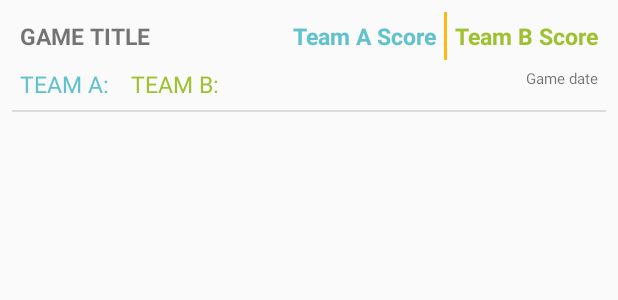
After one commit to manjushachava1/BasketballCounter, an Android app: the layout list_item_game.xml on its own in the app's theme, with its tools: preview values and no code run, on a phone screen of 412 x 824 dp. The commit adds this screen. Shown: the top 300 px of the screen. Run offline under Robolectric (Android 15) with nearby library versions, the phone set to English and light mode, and no system bars.

Commit message:
Part 3 done. RecyclerView in Fragment for listing items in ListView

```diff
--- a/app/build.gradle
+++ b/app/build.gradle
@@ -31,6 +31,9 @@ dependencies {
     implementation 'androidx.appcompat:appcompat:1.1.0'
     implementation 'androidx.constraintlayout:constraintlayout:1.1.3'
     implementation 'androidx.lifecycle:lifecycle-viewmodel-ktx:2.2.0'
+    implementation 'androidx.legacy:legacy-support-v4:1.0.0'
+    implementation 'androidx.recyclerview:recyclerview:1.0.0'
+    implementation 'androidx.lifecycle:lifecycle-extensions:2.0.0'
     testImplementation 'junit:junit:4.12'
     androidTestImplementation 'androidx.test.ext:junit:1.1.1'
     androidTestImplementation 'androidx.test.espresso:espresso-core:3.2.0'
--- a/app/src/main/AndroidManifest.xml
+++ b/app/src/main/AndroidManifest.xml
@@ -9,7 +9,8 @@
         android:roundIcon="@mipmap/ic_launcher_round"
         android:supportsRtl="true"
         android:theme="@style/Theme.AppCompat.Light">
-        <activity android:name=".SaveScores"></activity>
+        <activity android:name=".DisplayGames"></activity>
+        <activity android:name=".SaveScores" />
         <activity android:name=".MainActivity">
             <intent-filter>
                 <action android:name="android.intent.action.MAIN" />
--- a/app/src/main/java/com/example/myapplication/SaveScores.kt
+++ b/app/src/main/java/com/example/myapplication/SaveScores.kt
@@ -27,9 +27,7 @@ class SaveScores : AppCompatActivity() {
         resultA.text = "$teamAScore"
         resultB.text = "$teamBScore"
 
-        val toast = Toast.makeText(applicationContext, "Game Score Saved!", Toast.LENGTH_SHORT)
-        toast.setGravity(Gravity.BOTTOM,0,0)
-        toast.show()
+        val toast = Toast.makeText(applicationContext, "Game Score Saved!", Toast.LENGTH_SHORT).show()
         Log.d("TAG", "Showed 'Game Score Saved!' toast")
 
     }
--- /dev/null
+++ b/app/src/main/res/layout/fragment_game_list.xml
@@ -0,0 +1,6 @@
+<?xml version="1.0" encoding="utf-8"?>
+<androidx.recyclerview.widget.RecyclerView
+    xmlns:android="http://schemas.android.com/apk/res/android"
+    android:id="@+id/game_recycler_view"
+    android:layout_width="match_parent"
+    android:layout_height="match_parent"/>
--- /dev/null
+++ b/app/src/main/res/layout/list_item_game.xml
@@ -0,0 +1,125 @@
+<LinearLayout xmlns:android="http://schemas.android.com/apk/res/android"
+    android:layout_width="match_parent"
+    android:layout_height="wrap_content"
+    android:orientation="vertical"
+    android:padding="8dp">
+
+    <LinearLayout
+        android:layout_width="fill_parent"
+        android:layout_height="wrap_content"
+        android:orientation="horizontal">
+
+        <LinearLayout
+            android:layout_width="wrap_content"
+            android:layout_height="wrap_content"
+            android:layout_gravity="left"
+            android:gravity="left"
+            android:orientation="vertical">
+
+
+            <TextView
+                android:id="@+id/game_title"
+                android:layout_width="match_parent"
+                android:layout_height="wrap_content"
+                android:padding="5dp"
+                android:text="Game title"
+                android:textAllCaps="true"
+                android:textSize="15sp"
+                android:textStyle="bold" />
+
+            <LinearLayout
+                android:layout_width="wrap_content"
+                android:layout_height="wrap_content"
+                android:layout_gravity="right"
+                android:gravity="right"
+                android:orientation="horizontal">
+
+                <TextView
+                    android:id="@+id/game_teamA"
+                    android:layout_width="match_parent"
+                    android:layout_height="wrap_content"
+                    android:padding="5dp"
+                    android:text="Team A: "
+                    android:textColor="#62C2CC"
+                    android:textAllCaps="true"
+                    android:textSize="15sp" />
+
+                <TextView
+                    android:id="@+id/game_teamB"
+                    android:layout_width="match_parent"
+                    android:layout_height="wrap_content"
+                    android:padding="5dp"
+                    android:text="Team B: "
+                    android:textColor="#9FC131"
+                    android:textAllCaps="true"
+                    android:textSize="15sp" />
+            </LinearLayout>
+
+
+        </LinearLayout>
+
+        <LinearLayout
+            android:layout_width="wrap_content"
+            android:layout_height="wrap_content"
+            android:layout_gravity="right"
+            android:gravity="right"
+            android:layout_weight="1"
+            android:orientation="vertical">
+
+            <LinearLayout
+                android:layout_width="wrap_content"
+                android:layout_height="wrap_content"
+                android:layout_gravity="right"
+                android:gravity="right"
+                android:orientation="horizontal">
+
+                <TextView
+                    android:id="@+id/game_scoreA"
+                    android:layout_width="match_parent"
+                    android:layout_height="wrap_content"
+                    android:padding="5dp"
+                    android:text="Team A Score"
+                    android:textSize="15sp"
+                    android:textColor="#62C2CC"
+                    android:textStyle="bold"/>
+
+                <View
+                    android:layout_width="2dp"
+                    android:layout_height="match_parent"
+                    android:layout_gravity="center"
+                    android:background="#FDb813" />
+
+                <TextView
+                    android:id="@+id/game_scoreB"
+                    android:layout_width="match_parent"
+                    android:layout_height="wrap_content"
+                    android:padding="5dp"
+                    android:text="Team B Score"
+                    android:textColor="#9FC131"
+                    android:textSize="15sp"
+                    android:textStyle="bold"/>
+
+            </LinearLayout>
+
+            <TextView
+                android:id="@+id/game_date"
+                android:layout_width="match_parent"
+                android:layout_height="wrap_content"
+                android:layout_gravity="right"
+                android:gravity="right"
+                android:padding="5dp"
+                android:text="Game date"
+                android:textSize="10sp" />
+        </LinearLayout>
+
+    </LinearLayout>
+
+
+    <View
+        android:layout_width="match_parent"
+        android:layout_height="1dp"
+        android:layout_gravity="center"
+        android:layout_marginTop="1dp"
+        android:background="?android:attr/dividerVertical"/>
+
+</LinearLayout>
--- a/app/src/main/res/values/strings.xml
+++ b/app/src/main/res/values/strings.xml
@@ -18,5 +18,7 @@
     <string name="false_button">false</string>
     <string name="true_button">true</string>
     <string name="question_text">question</string>
+    <!-- TODO: Remove or change this placeholder text -->
+    <string name="hello_blank_fragment">Hello blank fragment</string>
 
 </resources>
```
Also changed, not shown: app/src/main/java/com/example/myapplication/DisplayGames.kt (added, +19 -0 lines), app/src/main/java/com/example/myapplication/Game.kt (added, +12 -0 lines), app/src/main/java/com/example/myapplication/GameListFragment.kt (added, +94 -0 lines), app/src/main/java/com/example/myapplication/GameListViewModel.kt (added, +16 -0 lines), app/src/main/java/com/example/myapplication/MainActivity.kt (+9 -0 lines), app/src/main/res/layout/activity_display_games.xml (added, +25 -0 lines).
